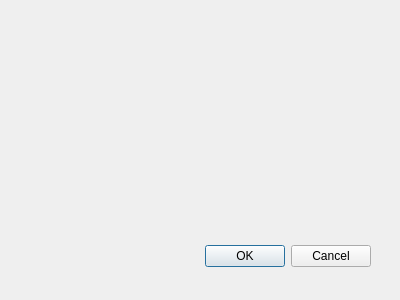
Qt form flight_planner_v1_dialog_base.ui (UAV-GeoLAB/flight_planner) before a commit.
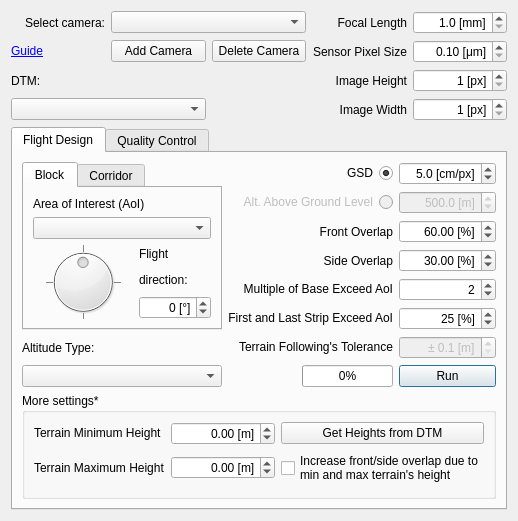
The same form after that commit. Custom widgets are drawn as their Qt base class.

Diff of the .ui file:
```diff
--- a/flight_planner_v1_dialog_base.ui
+++ b/flight_planner_v1_dialog_base.ui
@@ -1,34 +1,869 @@
-<ui version="4.0" >
- <class>FlightPlannerPWDialogBase</class>
- <widget class="QDialog" name="FlightPlannerPWDialogBase" >
-  <property name="geometry" >
+<?xml version="1.0" encoding="UTF-8"?>
+<ui version="4.0">
+ <class>Dialog</class>
+ <widget class="QDialog" name="Dialog">
+  <property name="geometry">
    <rect>
     <x>0</x>
     <y>0</y>
-    <width>400</width>
-    <height>300</height>
+    <width>570</width>
+    <height>571</height>
    </rect>
   </property>
   <property name="windowTitle" >
    <string>Flight Planner PW</string>
   </property>
-  <widget class="QDialogButtonBox" name="button_box" >
-   <property name="geometry" >
-    <rect>
-     <x>30</x>
-     <y>240</y>
-     <width>341</width>
-     <height>32</height>
-    </rect>
+  <layout class="QGridLayout" name="gridLayout_6">
+   <property name="sizeConstraint">
+    <enum>QLayout::SetFixedSize</enum>
    </property>
-   <property name="orientation" >
-    <enum>Qt::Horizontal</enum>
-   </property>
-   <property name="standardButtons" >
-    <set>QDialogButtonBox::Cancel|QDialogButtonBox::Ok</set>
-   </property>
-  </widget>
+   <item row="4" column="0" colspan="5">
+    <widget class="QTabWidget" name="tabWidget">
+     <property name="currentIndex">
+      <number>0</number>
+     </property>
+     <widget class="QWidget" name="tabFlightDesign">
+      <attribute name="title">
+       <string>Flight Design</string>
+      </attribute>
+      <layout class="QGridLayout" name="gridLayout_5">
+       <item row="0" column="0" rowspan="6">
+        <widget class="QTabWidget" name="tabWidgetBlockCorridor">
+         <property name="currentIndex">
+          <number>0</number>
+         </property>
+         <widget class="QWidget" name="tabBlock">
+          <attribute name="title">
+           <string>Block</string>
+          </attribute>
+          <layout class="QGridLayout" name="gridLayout">
+           <item row="0" column="0" colspan="2">
+            <widget class="QLabel" name="labelAoI">
+             <property name="text">
+              <string>Area of Interest (AoI)</string>
+             </property>
+            </widget>
+           </item>
+           <item row="1" column="0" colspan="2">
+            <widget class="QgsMapLayerComboBox" name="mMapLayerComboBoxAoI"/>
+           </item>
+           <item row="2" column="0" rowspan="2">
+            <widget class="QDial" name="dial">
+             <property name="minimum">
+              <number>0</number>
+             </property>
+             <property name="maximum">
+              <number>360</number>
+             </property>
+             <property name="pageStep">
+              <number>0</number>
+             </property>
+             <property name="value">
+              <number>180</number>
+             </property>
+             <property name="tracking">
+              <bool>true</bool>
+             </property>
+             <property name="wrapping">
+              <bool>true</bool>
+             </property>
+             <property name="notchTarget">
+              <double>90.000000000000000</double>
+             </property>
+             <property name="notchesVisible">
+              <bool>true</bool>
+             </property>
+            </widget>
+           </item>
+           <item row="2" column="1">
+            <widget class="QLabel" name="labelFlightDirection">
+             <property name="text">
+              <string>&lt;html&gt;&lt;head/&gt;&lt;body&gt;&lt;p&gt;Flight&lt;/p&gt;&lt;p&gt;direction:&lt;/p&gt;&lt;/body&gt;&lt;/html&gt;</string>
+             </property>
+            </widget>
+           </item>
+           <item row="3" column="1">
+            <widget class="QSpinBox" name="spinBoxDirection">
+             <property name="wrapping">
+              <bool>true</bool>
+             </property>
+             <property name="alignment">
+              <set>Qt::AlignRight|Qt::AlignTrailing|Qt::AlignVCenter</set>
+             </property>
+             <property name="suffix">
+              <string> [°]</string>
+             </property>
+             <property name="maximum">
+              <number>359</number>
+             </property>
+            </widget>
+           </item>
+          </layout>
+         </widget>
+         <widget class="QWidget" name="tabCorridor">
+          <attribute name="title">
+           <string>Corridor</string>
+          </attribute>
+          <layout class="QGridLayout" name="gridLayout_2">
+           <item row="0" column="0" colspan="2">
+            <widget class="QLabel" name="labelCorridorLane">
+             <property name="text">
+              <string>Corridor Line</string>
+             </property>
+            </widget>
+           </item>
+           <item row="1" column="0" colspan="2">
+            <widget class="QgsMapLayerComboBox" name="mMapLayerComboBoxCorridor"/>
+           </item>
+           <item row="2" column="0">
+            <widget class="QLabel" name="labelBufferSize">
+             <property name="text">
+              <string>Buffer size</string>
+             </property>
+            </widget>
+           </item>
+           <item row="2" column="1">
+            <widget class="QDoubleSpinBox" name="doubleSpinBoxBuffer">
+             <property name="alignment">
+              <set>Qt::AlignRight|Qt::AlignTrailing|Qt::AlignVCenter</set>
+             </property>
+             <property name="suffix">
+              <string> [m]</string>
+             </property>
+             <property name="minimum">
+              <double>0.010000000000000</double>
+             </property>
+             <property name="maximum">
+              <double>10000.000000000000000</double>
+             </property>
+            </widget>
+           </item>
+           <item row="3" column="0" colspan="2">
+            <spacer name="verticalSpacer">
+             <property name="orientation">
+              <enum>Qt::Vertical</enum>
+             </property>
+             <property name="sizeHint" stdset="0">
+              <size>
+               <width>138</width>
+               <height>42</height>
+              </size>
+             </property>
+            </spacer>
+           </item>
+          </layout>
+         </widget>
+        </widget>
+       </item>
+       <item row="0" column="1">
+        <widget class="QRadioButton" name="radioButtonGSD">
+         <property name="layoutDirection">
+          <enum>Qt::RightToLeft</enum>
+         </property>
+         <property name="text">
+          <string>GSD</string>
+         </property>
+         <property name="checked">
+          <bool>true</bool>
+         </property>
+        </widget>
+       </item>
+       <item row="0" column="2">
+        <widget class="QDoubleSpinBox" name="doubleSpinBoxGSD">
+         <property name="alignment">
+          <set>Qt::AlignRight|Qt::AlignTrailing|Qt::AlignVCenter</set>
+         </property>
+         <property name="suffix">
+          <string> [cm/px]</string>
+         </property>
+         <property name="decimals">
+          <number>1</number>
+         </property>
+         <property name="minimum">
+          <double>0.100000000000000</double>
+         </property>
+         <property name="maximum">
+          <double>99.900000000000006</double>
+         </property>
+         <property name="value">
+          <double>5.000000000000000</double>
+         </property>
+        </widget>
+       </item>
+       <item row="1" column="1">
+        <widget class="QRadioButton" name="radioButtonAltAGL">
+         <property name="enabled">
+          <bool>false</bool>
+         </property>
+         <property name="layoutDirection">
+          <enum>Qt::RightToLeft</enum>
+         </property>
+         <property name="text">
+          <string>Alt. Above Ground Level</string>
+         </property>
+        </widget>
+       </item>
+       <item row="1" column="2">
+        <widget class="QDoubleSpinBox" name="doubleSpinBoxAltAGL">
+         <property name="enabled">
+          <bool>false</bool>
+         </property>
+         <property name="alignment">
+          <set>Qt::AlignRight|Qt::AlignTrailing|Qt::AlignVCenter</set>
+         </property>
+         <property name="suffix">
+          <string> [m]</string>
+         </property>
+         <property name="decimals">
+          <number>1</number>
+         </property>
+         <property name="minimum">
+          <double>0.100000000000000</double>
+         </property>
+         <property name="maximum">
+          <double>9999999.900000000372529</double>
+         </property>
+         <property name="value">
+          <double>500.000000000000000</double>
+         </property>
+        </widget>
+       </item>
+       <item row="2" column="1">
+        <widget class="QLabel" name="labelOverlap">
+         <property name="text">
+          <string>Front Overlap</string>
+         </property>
+         <property name="alignment">
+          <set>Qt::AlignRight|Qt::AlignTrailing|Qt::AlignVCenter</set>
+         </property>
+        </widget>
+       </item>
+       <item row="2" column="2">
+        <widget class="QDoubleSpinBox" name="doubleSpinBoxOverlap">
+         <property name="alignment">
+          <set>Qt::AlignRight|Qt::AlignTrailing|Qt::AlignVCenter</set>
+         </property>
+         <property name="suffix">
+          <string> [%]</string>
+         </property>
+         <property name="value">
+          <double>60.000000000000000</double>
+         </property>
+        </widget>
+       </item>
+       <item row="3" column="1">
+        <widget class="QLabel" name="labelSidelap">
+         <property name="text">
+          <string>Side Overlap</string>
+         </property>
+         <property name="alignment">
+          <set>Qt::AlignRight|Qt::AlignTrailing|Qt::AlignVCenter</set>
+         </property>
+        </widget>
+       </item>
+       <item row="3" column="2">
+        <widget class="QDoubleSpinBox" name="doubleSpinBoxSidelap">
+         <property name="alignment">
+          <set>Qt::AlignRight|Qt::AlignTrailing|Qt::AlignVCenter</set>
+         </property>
+         <property name="suffix">
+          <string> [%]</string>
+         </property>
+         <property name="value">
+          <double>30.000000000000000</double>
+         </property>
+        </widget>
+       </item>
+       <item row="4" column="1">
+        <widget class="QLabel" name="labelMultipleBase">
+         <property name="text">
+          <string>&lt;html&gt;&lt;head/&gt;&lt;body&gt;&lt;p&gt;Multiple of Base Exceed AoI&lt;/p&gt;&lt;/body&gt;&lt;/html&gt;</string>
+         </property>
+         <property name="alignment">
+          <set>Qt::AlignRight|Qt::AlignTrailing|Qt::AlignVCenter</set>
+         </property>
+        </widget>
+       </item>
+       <item row="4" column="2">
+        <widget class="QSpinBox" name="spinBoxMultipleBase">
+         <property name="alignment">
+          <set>Qt::AlignRight|Qt::AlignTrailing|Qt::AlignVCenter</set>
+         </property>
+         <property name="maximum">
+          <number>99</number>
+         </property>
+         <property name="value">
+          <number>2</number>
+         </property>
+        </widget>
+       </item>
+       <item row="5" column="1">
+        <widget class="QLabel" name="labelExceedExtremeStrips">
+         <property name="text">
+          <string>&lt;html&gt;&lt;head/&gt;&lt;body&gt;&lt;p&gt;First and Last Strip Exceed AoI&lt;/p&gt;&lt;/body&gt;&lt;/html&gt;</string>
+         </property>
+         <property name="alignment">
+          <set>Qt::AlignRight|Qt::AlignTrailing|Qt::AlignVCenter</set>
+         </property>
+        </widget>
+       </item>
+       <item row="5" column="2">
+        <widget class="QSpinBox" name="spinBoxExceedExtremeStrips">
+         <property name="alignment">
+          <set>Qt::AlignRight|Qt::AlignTrailing|Qt::AlignVCenter</set>
+         </property>
+         <property name="suffix">
+          <string> [%]</string>
+         </property>
+         <property name="value">
+          <number>25</number>
+         </property>
+        </widget>
+       </item>
+       <item row="6" column="0">
+        <widget class="QLabel" name="labelAltitudeType">
+         <property name="text">
+          <string>Altitude Type:</string>
+         </property>
+        </widget>
+       </item>
+       <item row="6" column="1">
+        <widget class="QLabel" name="labelToleranceWaypoints">
+         <property name="text">
+          <string>&lt;html&gt;&lt;head/&gt;&lt;body&gt;&lt;p&gt;Terrain Following's Tolerance&lt;/p&gt;&lt;/body&gt;&lt;/html&gt;</string>
+         </property>
+         <property name="alignment">
+          <set>Qt::AlignRight|Qt::AlignTrailing|Qt::AlignVCenter</set>
+         </property>
+        </widget>
+       </item>
+       <item row="6" column="2">
+        <widget class="QDoubleSpinBox" name="doubleSpinBoxTolerance">
+         <property name="enabled">
+          <bool>false</bool>
+         </property>
+         <property name="alignment">
+          <set>Qt::AlignRight|Qt::AlignTrailing|Qt::AlignVCenter</set>
+         </property>
+         <property name="prefix">
+          <string>± </string>
+         </property>
+         <property name="suffix">
+          <string> [m]</string>
+         </property>
+         <property name="decimals">
+          <number>1</number>
+         </property>
+         <property name="minimum">
+          <double>0.100000000000000</double>
+         </property>
+         <property name="maximum">
+          <double>999.899999999999977</double>
+         </property>
+        </widget>
+       </item>
+       <item row="7" column="0">
+        <widget class="QComboBox" name="comboBoxAltitudeType">
+         <property name="currentText">
+          <string/>
+         </property>
+        </widget>
+       </item>
+       <item row="7" column="2">
+        <widget class="QPushButton" name="pushButtonRunDesign">
+         <property name="text">
+          <string>Run</string>
+         </property>
+        </widget>
+       </item>
+       <item row="8" column="0" colspan="3">
+        <widget class="QgsCollapsibleGroupBox" name="mGroupBox">
+         <property name="title">
+          <string>More settings*</string>
+         </property>
+         <property name="collapsed">
+          <bool>true</bool>
+         </property>
+         <property name="scrollOnExpand">
+          <bool>false</bool>
+         </property>
+         <property name="saveCollapsedState">
+          <bool>false</bool>
+         </property>
+         <layout class="QGridLayout" name="gridLayout_3">
+          <item row="0" column="0">
+           <widget class="QLabel" name="labelMinHeight">
+            <property name="text">
+             <string>&lt;html&gt;&lt;head/&gt;&lt;body&gt;&lt;p&gt;Terrain Minimum Height&lt;/p&gt;&lt;/body&gt;&lt;/html&gt;</string>
+            </property>
+           </widget>
+          </item>
+          <item row="0" column="1">
+           <widget class="QDoubleSpinBox" name="doubleSpinBoxMinHeight">
+            <property name="alignment">
+             <set>Qt::AlignRight|Qt::AlignTrailing|Qt::AlignVCenter</set>
+            </property>
+            <property name="suffix">
+             <string> [m]</string>
+            </property>
+            <property name="minimum">
+             <double>-10000.000000000000000</double>
+            </property>
+            <property name="maximum">
+             <double>100000.000000000000000</double>
+            </property>
+            <property name="value">
+             <double>0.000000000000000</double>
+            </property>
+           </widget>
+          </item>
+          <item row="0" column="2">
+           <widget class="QPushButton" name="pushButtonGetHeights">
+            <property name="text">
+             <string>Get Heights from DTM</string>
+            </property>
+           </widget>
+          </item>
+          <item row="1" column="0">
+           <widget class="QLabel" name="labelMaxHeight">
+            <property name="text">
+             <string>Terrain Maximum Height</string>
+            </property>
+           </widget>
+          </item>
+          <item row="1" column="1">
+           <widget class="QDoubleSpinBox" name="doubleSpinBoxMaxHeight">
+            <property name="alignment">
+             <set>Qt::AlignRight|Qt::AlignTrailing|Qt::AlignVCenter</set>
+            </property>
+            <property name="suffix">
+             <string> [m]</string>
+            </property>
+            <property name="minimum">
+             <double>-10000.000000000000000</double>
+            </property>
+            <property name="maximum">
+             <double>100000.000000000000000</double>
+            </property>
+            <property name="value">
+             <double>0.000000000000000</double>
+            </property>
+           </widget>
+          </item>
+          <item row="1" column="2">
+           <widget class="QCheckBox" name="checkBoxIncreaseOverlap">
+            <property name="text">
+             <string>Increase front/side overlap due to
+min and max terrain's height</string>
+            </property>
+           </widget>
+          </item>
+         </layout>
+        </widget>
+       </item>
+       <item row="7" column="1">
+        <widget class="QProgressBar" name="progressBar">
+         <property name="sizePolicy">
+          <sizepolicy hsizetype="Fixed" vsizetype="Fixed">
+           <horstretch>0</horstretch>
+           <verstretch>0</verstretch>
+          </sizepolicy>
+         </property>
+         <property name="layoutDirection">
+          <enum>Qt::RightToLeft</enum>
+         </property>
+         <property name="value">
+          <number>0</number>
+         </property>
+         <property name="alignment">
+          <set>Qt::AlignJustify|Qt::AlignVCenter</set>
+         </property>
+         <property name="invertedAppearance">
+          <bool>true</bool>
+         </property>
+        </widget>
+       </item>
+      </layout>
+     </widget>
+     <widget class="QWidget" name="tabQualityControl">
+      <attribute name="title">
+       <string>Quality Control</string>
+      </attribute>
+      <layout class="QGridLayout" name="gridLayout_4">
+       <item row="0" column="0">
+        <widget class="QLabel" name="labelProjectionCentres">
+         <property name="text">
+          <string>Projection Centres Layer</string>
+         </property>
+        </widget>
+       </item>
+       <item row="0" column="1" colspan="4">
+        <widget class="QgsMapLayerComboBox" name="mMapLayerComboBoxProjectionCentres"/>
+       </item>
+       <item row="1" column="0">
+        <widget class="QLabel" name="labelAltitudeAbove">
+         <property name="text">
+          <string>Altitude Above:</string>
+         </property>
+         <property name="alignment">
+          <set>Qt::AlignRight|Qt::AlignTrailing|Qt::AlignVCenter</set>
+         </property>
+        </widget>
+       </item>
+       <item row="1" column="1">
+        <widget class="QRadioButton" name="radioButtonSeaLevel">
+         <property name="text">
+          <string>Sea Level [m]</string>
+         </property>
+         <property name="checked">
+          <bool>true</bool>
+         </property>
+        </widget>
+       </item>
+       <item row="1" column="2">
+        <widget class="QRadioButton" name="radioButtonGroundLevel">
+         <property name="text">
+          <string>Ground Level [m]</string>
+         </property>
+        </widget>
+       </item>
+       <item row="1" column="3" colspan="2">
+        <widget class="QgsFieldComboBox" name="mFieldComboBoxAltControl"/>
+       </item>
+       <item row="2" column="2">
+        <widget class="QLabel" name="labelOmega">
+         <property name="text">
+          <string>ω [°]</string>
+         </property>
+         <property name="alignment">
+          <set>Qt::AlignRight|Qt::AlignTrailing|Qt::AlignVCenter</set>
+         </property>
+        </widget>
+       </item>
+       <item row="2" column="3" colspan="2">
+        <widget class="QgsFieldComboBox" name="mFieldComboBoxOmega"/>
+       </item>
+       <item row="3" column="2">
+        <widget class="QLabel" name="labelPhi">
+         <property name="text">
+          <string>φ [°]</string>
+         </property>
+         <property name="alignment">
+          <set>Qt::AlignRight|Qt::AlignTrailing|Qt::AlignVCenter</set>
+         </property>
+        </widget>
+       </item>
+       <item row="3" column="3" colspan="2">
+        <widget class="QgsFieldComboBox" name="mFieldComboBoxPhi"/>
+       </item>
+       <item row="4" column="2">
+        <widget class="QLabel" name="labelKappa">
+         <property name="text">
+          <string>κ [°]</string>
+         </property>
+         <property name="alignment">
+          <set>Qt::AlignRight|Qt::AlignTrailing|Qt::AlignVCenter</set>
+         </property>
+        </widget>
+       </item>
+       <item row="4" column="3" colspan="2">
+        <widget class="QgsFieldComboBox" name="mFieldComboBoxKappa"/>
+       </item>
+       <item row="5" column="2" colspan="2">
+        <widget class="QLabel" name="labelIterationThreshold">
+         <property name="text">
+          <string>Iteration Threshold</string>
+         </property>
+         <property name="alignment">
+          <set>Qt::AlignRight|Qt::AlignTrailing|Qt::AlignVCenter</set>
+         </property>
+        </widget>
+       </item>
+       <item row="5" column="4">
+        <widget class="QDoubleSpinBox" name="doubleSpinBoxIterationThreshold">
+         <property name="alignment">
+          <set>Qt::AlignRight|Qt::AlignTrailing|Qt::AlignVCenter</set>
+         </property>
+         <property name="suffix">
+          <string> [m]</string>
+         </property>
+         <property name="minimum">
+          <double>0.010000000000000</double>
+         </property>
+         <property name="value">
+          <double>0.100000000000000</double>
+         </property>
+        </widget>
+       </item>
+       <item row="6" column="4">
+        <widget class="QProgressBar" name="progressBarControl">
+         <property name="value">
+          <number>0</number>
+         </property>
+         <property name="alignment">
+          <set>Qt::AlignJustify|Qt::AlignVCenter</set>
+         </property>
+        </widget>
+       </item>
+       <item row="7" column="4">
+        <widget class="QPushButton" name="pushButtonRunControl">
+         <property name="text">
+          <string>Run</string>
+         </property>
+        </widget>
+       </item>
+       <item row="5" column="0" rowspan="3" colspan="2">
+        <widget class="QGroupBox" name="groupBox">
+         <property name="title">
+          <string>Calculate:</string>
+         </property>
+         <layout class="QVBoxLayout" name="verticalLayout">
+          <item>
+           <widget class="QCheckBox" name="checkBoxFootprint">
+            <property name="text">
+             <string>Photo Footprint</string>
+            </property>
+           </widget>
+          </item>
+          <item>
+           <widget class="QCheckBox" name="checkBoxOverlapImages">
+            <property name="text">
+             <string>Number of Overlapping Images</string>
+            </property>
+           </widget>
+          </item>
+          <item>
+           <widget class="QCheckBox" name="checkBoxGSDmap">
+            <property name="text">
+             <string>GSD Map</string>
+            </property>
+           </widget>
+          </item>
+         </layout>
+        </widget>
+       </item>
+       <item row="7" column="2">
+        <widget class="QPushButton" name="pushButtonStopControl">
+         <property name="sizePolicy">
+          <sizepolicy hsizetype="Fixed" vsizetype="Fixed">
+           <horstretch>0</horstretch>
+           <verstretch>0</verstretch>
+          </sizepolicy>
+         </property>
+         <property name="layoutDirection">
+          <enum>Qt::RightToLeft</enum>
+         </property>
+         <property name="text">
+          <string>Stop</string>
+         </property>
+        </widget>
+       </item>
+      </layout>
+      <zorder>groupBox</zorder>
+      <zorder>labelProjectionCentres</zorder>
+      <zorder>radioButtonSeaLevel</zorder>
+      <zorder>radioButtonGroundLevel</zorder>
+      <zorder>mFieldComboBoxAltControl</zorder>
+      <zorder>labelOmega</zorder>
+      <zorder>mFieldComboBoxOmega</zorder>
+      <zorder>labelPhi</zorder>
+      <zorder>mFieldComboBoxPhi</zorder>
+      <zorder>labelKappa</zorder>
+      <zorder>mFieldComboBoxKappa</zorder>
+      <zorder>labelIterationThreshold</zorder>
+      <zorder>doubleSpinBoxIterationThreshold</zorder>
+      <zorder>progressBarControl</zorder>
+      <zorder>pushButtonRunControl</zorder>
+      <zorder>mMapLayerComboBoxProjectionCentres</zorder>
+      <zorder>labelAltitudeAbove</zorder>
+      <zorder>pushButtonStopControl</zorder>
+     </widget>
+    </widget>
+   </item>
+   <item row="1" column="4">
+    <widget class="QDoubleSpinBox" name="doubleSpinBoxSensorSize">
+     <property name="alignment">
+      <set>Qt::AlignRight|Qt::AlignTrailing|Qt::AlignVCenter</set>
+     </property>
+     <property name="suffix">
+      <string> [μm]</string>
+     </property>
+     <property name="minimum">
+      <double>0.100000000000000</double>
+     </property>
+     <property name="maximum">
+      <double>999.990000000000009</double>
+     </property>
+    </widget>
+   </item>
+   <item row="0" column="0">
+    <widget class="QLabel" name="labelCamera">
+    <property name="text">
+    <string>Select camera:</string>
+    </property>
+    <property name="alignment">
+    <set>Qt::AlignRight|Qt::AlignTrailing|Qt::AlignVCenter</set>
+    </property>
+    </widget>
+    </item>
+   <item row="0" column="1" colspan="2">
+    <widget class="QComboBox" name="comboBoxCamera">
+     <property name="currentText">
+      <string/>
+     </property>
+    </widget>
+   </item>
+   <item row="1" column="1">
+    <widget class="QPushButton" name="pushButtonSaveCamera">
+     <property name="text">
+      <string>Add Camera</string>
+     </property>
+    </widget>
+   </item>
+   <item row="2" column="3">
+    <widget class="QLabel" name="labelPixelsAlongTrack">
+     <property name="text">
+      <string>Image Height</string>
+     </property>
+     <property name="alignment">
+      <set>Qt::AlignRight|Qt::AlignTrailing|Qt::AlignVCenter</set>
+     </property>
+    </widget>
+   </item>
+   <item row="0" column="4">
+    <widget class="QDoubleSpinBox" name="doubleSpinBoxFocalLength">
+     <property name="alignment">
+      <set>Qt::AlignRight|Qt::AlignTrailing|Qt::AlignVCenter</set>
+     </property>
+     <property name="suffix">
+      <string> [mm]</string>
+     </property>
+     <property name="decimals">
+      <number>1</number>
+     </property>
+     <property name="minimum">
+      <double>1.000000000000000</double>
+     </property>
+     <property name="maximum">
+      <double>999.899999999999977</double>
+     </property>
+    </widget>
+   </item>
+   <item row="2" column="4">
+    <widget class="QSpinBox" name="spinBoxPixelsAlongTrack">
+     <property name="alignment">
+      <set>Qt::AlignRight|Qt::AlignTrailing|Qt::AlignVCenter</set>
+     </property>
+     <property name="suffix">
+      <string> [px]</string>
+     </property>
+     <property name="minimum">
+      <number>1</number>
+     </property>
+     <property name="maximum">
+      <number>10000000</number>
+     </property>
+    </widget>
+   </item>
+   <item row="3" column="0" colspan="2">
+    <widget class="QgsMapLayerComboBox" name="mMapLayerComboBoxDTM"/>
+   </item>
+   <item row="1" column="2">
+    <widget class="QPushButton" name="pushButtonDeleteCamera">
+     <property name="text">
+      <string>Delete Camera</string>
+     </property>
+    </widget>
+   </item>
+   <item row="0" column="3">
+    <widget class="QLabel" name="labelFocalLength">
+     <property name="text">
+      <string>Focal Length</string>
+     </property>
+     <property name="alignment">
+      <set>Qt::AlignRight|Qt::AlignTrailing|Qt::AlignVCenter</set>
+     </property>
+    </widget>
+   </item>
+   <item row="3" column="3">
+    <widget class="QLabel" name="labelPixelsAcrossTrack">
+     <property name="text">
+      <string>Image Width</string>
+     </property>
+     <property name="alignment">
+      <set>Qt::AlignRight|Qt::AlignTrailing|Qt::AlignVCenter</set>
+     </property>
+    </widget>
+   </item>
+   <item row="3" column="4">
+    <widget class="QSpinBox" name="spinBoxPixelsAcrossTrack">
+     <property name="alignment">
+      <set>Qt::AlignRight|Qt::AlignTrailing|Qt::AlignVCenter</set>
+     </property>
+     <property name="suffix">
+      <string> [px]</string>
+     </property>
+     <property name="minimum">
+      <number>1</number>
+     </property>
+     <property name="maximum">
+      <number>10000000</number>
+     </property>
+     <property name="value">
+      <number>1</number>
+     </property>
+    </widget>
+   </item>
+   <item row="1" column="3">
+    <widget class="QLabel" name="labelSensorSize">
+     <property name="text">
+      <string>Sensor Pixel Size</string>
+     </property>
+     <property name="alignment">
+      <set>Qt::AlignRight|Qt::AlignTrailing|Qt::AlignVCenter</set>
+     </property>
+    </widget>
+   </item>
+   <item row="2" column="0">
+    <widget class="QLabel" name="labelDTM">
+     <property name="text">
+      <string>DTM:</string>
+     </property>
+     <property name="alignment">
+      <set>Qt::AlignLeading|Qt::AlignLeft|Qt::AlignVCenter</set>
+     </property>
+    </widget>
+   </item>
+   <item row="1" column="0">
+    <widget class="QLabel" name="labelGuide">
+     <property name="text">
+      <string>&lt;html&gt;&lt;head/&gt;&lt;body&gt;&lt;p&gt;&lt;a href=&quot;https://github.com/JMG30/flight_planner/wiki/Guide&quot;&gt;&lt;span style=&quot; text-decoration: underline; color:#0000ff;&quot;&gt;Guide&lt;/span&gt;&lt;/a&gt;&lt;/p&gt;&lt;/body&gt;&lt;/html&gt;</string>
+     </property>
+     <property name="openExternalLinks">
+      <bool>true</bool>
+     </property>
+    </widget>
+   </item>
+  </layout>
  </widget>
+ <customwidgets>
+  <customwidget>
+   <class>QgsCollapsibleGroupBox</class>
+   <extends>QGroupBox</extends>
+   <header>qgscollapsiblegroupbox.h</header>
+   <container>1</container>
+  </customwidget>
+  <customwidget>
+   <class>QgsFieldComboBox</class>
+   <extends>QComboBox</extends>
+   <header>qgsfieldcombobox.h</header>
+  </customwidget>
+  <customwidget>
+   <class>QgsMapLayerComboBox</class>
+   <extends>QComboBox</extends>
+   <header>qgsmaplayercombobox.h</header>
+  </customwidget>
+ </customwidgets>
  <resources/>
  <connections>
   <connection>
```
Left out of the diff: 39 changed lines with no effect on the pictures.
